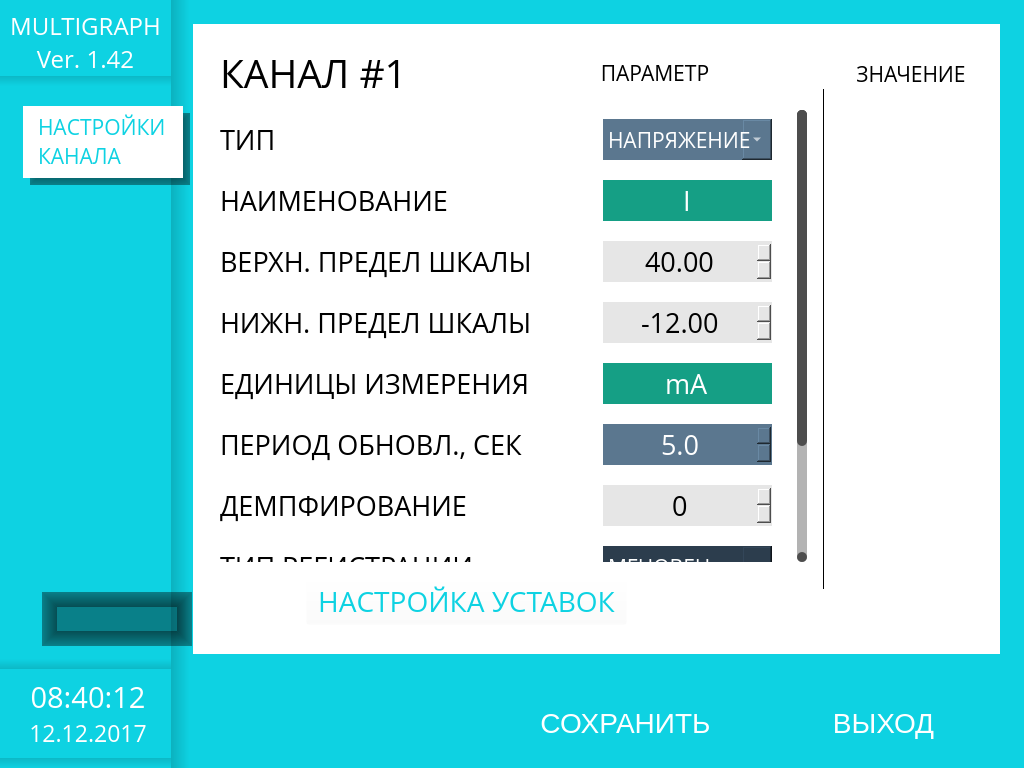
Before: the Qt Designer form settings.ui in tomyqg/topaz-m, drawn with Qt 5.
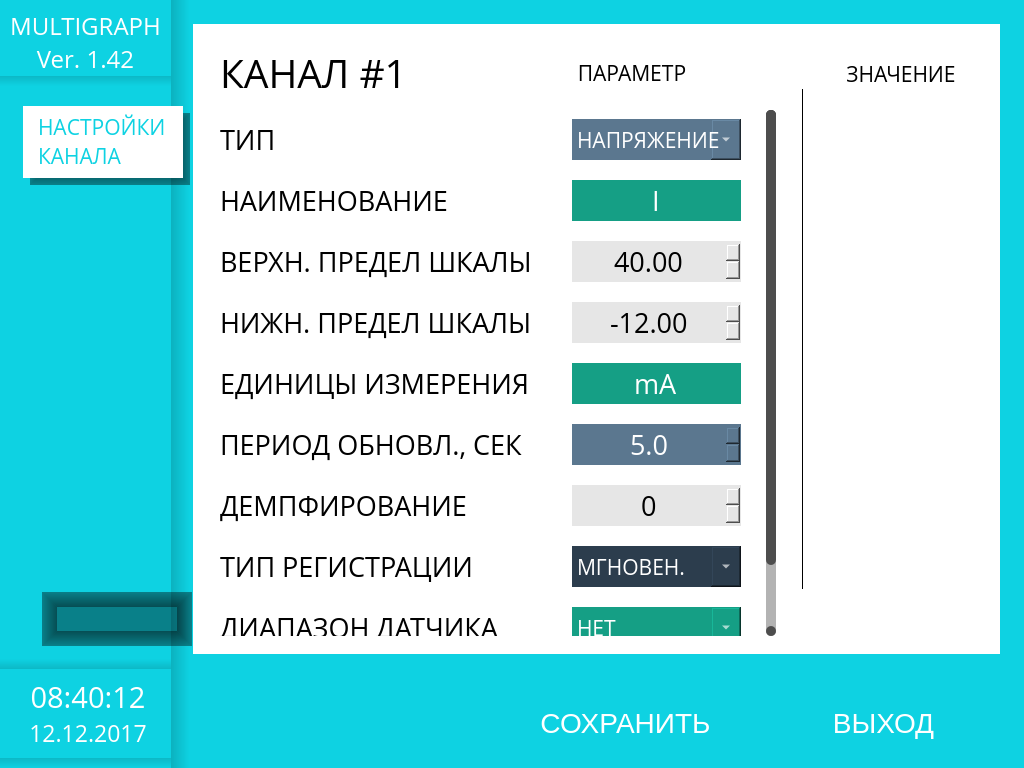
After: the same form once the commit is applied. Icons and pictures are not drawn. Custom widgets are drawn as their Qt base class.

Patch:
```diff
--- a/settings.ui
+++ b/settings.ui
@@ -512,8 +512,8 @@
                    <property name="geometry">
                     <rect>
                      <x>0</x>
-                     <y>0</y>
-                     <width>564</width>
+                     <y>-82</y>
+                     <width>551</width>
                      <height>608</height>
                     </rect>
                    </property>
@@ -1290,94 +1290,6 @@
                   </widget>
                  </widget>
                 </item>
-                <item>
-                 <widget class="QFrame" name="frameButUstavk">
-                  <property name="minimumSize">
-                   <size>
-                    <width>0</width>
-                    <height>68</height>
-                   </size>
-                  </property>
-                  <property name="maximumSize">
-                   <size>
-                    <width>16777215</width>
-                    <height>68</height>
-                   </size>
-                  </property>
-                  <property name="styleSheet">
-                   <string notr="true">background-color: rgba(255, 255, 255, 0);</string>
-                  </property>
-                  <property name="frameShape">
-                   <enum>QFrame::NoFrame</enum>
-                  </property>
-                  <property name="frameShadow">
-                   <enum>QFrame::Sunken</enum>
-                  </property>
-                  <layout class="QHBoxLayout" name="horizontalLayout_4">
-                   <item>
-                    <spacer name="horizontalSpacer_3">
-                     <property name="orientation">
-                      <enum>Qt::Horizontal</enum>
-                     </property>
-                     <property name="sizeHint" stdset="0">
-                      <size>
-                       <width>157</width>
-                       <height>20</height>
-                      </size>
-                     </property>
-                    </spacer>
-                   </item>
-                   <item>
-                    <widget class="wButtonStyled" name="buttonUstavk">
-                     <property name="minimumSize">
-                      <size>
-                       <width>321</width>
-                       <height>0</height>
-                      </size>
-                     </property>
-                     <property name="font">
-                      <font>
-                       <family>Open Sans</family>
-                       <pointsize>21</pointsize>
-                      </font>
-                     </property>
-                     <property name="styleSheet">
-                      <string notr="true">color: rgb(14, 210, 226);</string>
-                     </property>
-                     <property name="text">
-                      <string>НАСТРОЙКА УСТАВОК</string>
-                     </property>
-                    </widget>
-                   </item>
-                   <item>
-                    <spacer name="horizontalSpacer_4">
-                     <property name="orientation">
-                      <enum>Qt::Horizontal</enum>
-                     </property>
-                     <property name="sizeHint" stdset="0">
-                      <size>
-                       <width>157</width>
-                       <height>20</height>
-                      </size>
-                     </property>
-                    </spacer>
-                   </item>
-                   <item>
-                    <spacer name="horizontalSpacer_8">
-                     <property name="orientation">
-                      <enum>Qt::Horizontal</enum>
-                     </property>
-                     <property name="sizeHint" stdset="0">
-                      <size>
-                       <width>157</width>
-                       <height>20</height>
-                      </size>
-                     </property>
-                    </spacer>
-                   </item>
-                  </layout>
-                 </widget>
-                </item>
                </layout>
               </widget>
              </item>
```
Left out of the diff: 92 changed lines with no effect on the pictures.
